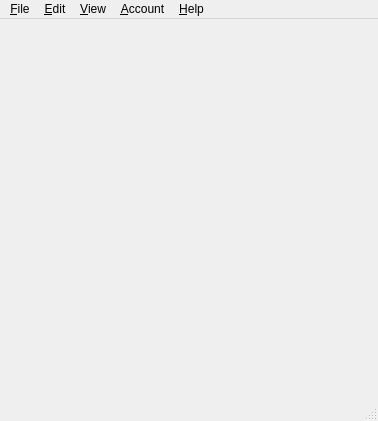
Qt form gather/gtmainwindow.ui (tomnotcat/gather) before a commit.
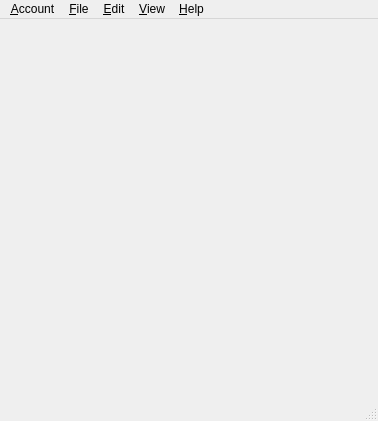
The same form after that commit.

Patch:
```diff
--- a/gather/gtmainwindow.ui
+++ b/gather/gtmainwindow.ui
@@ -118,10 +118,10 @@
      <string>&amp;Account</string>
     </property>
    </widget>
+   <addaction name="menuAccount"/>
    <addaction name="menuFile"/>
    <addaction name="menuEdit"/>
    <addaction name="menuView"/>
-   <addaction name="menuAccount"/>
    <addaction name="menuHelp"/>
   </widget>
   <widget class="QStatusBar" name="statusbar"/>
```
Left out of the diff: 13 changed lines with no effect on the pictures.
